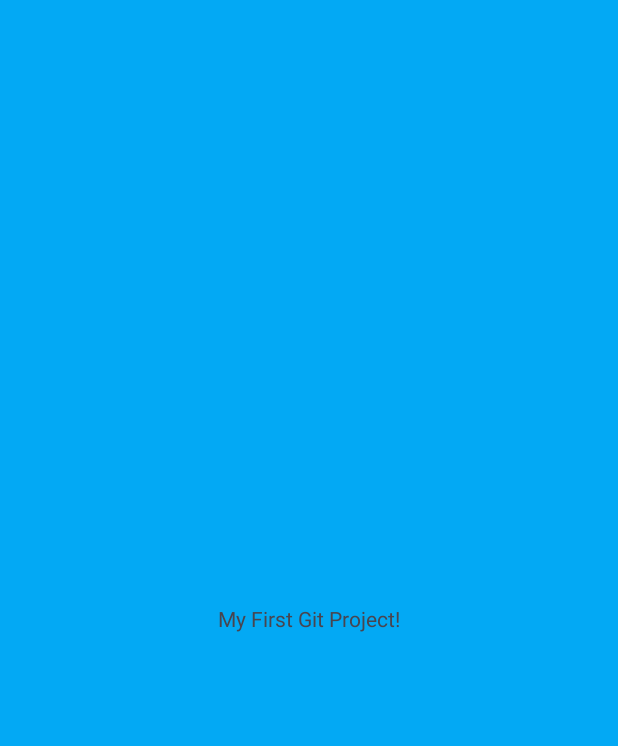
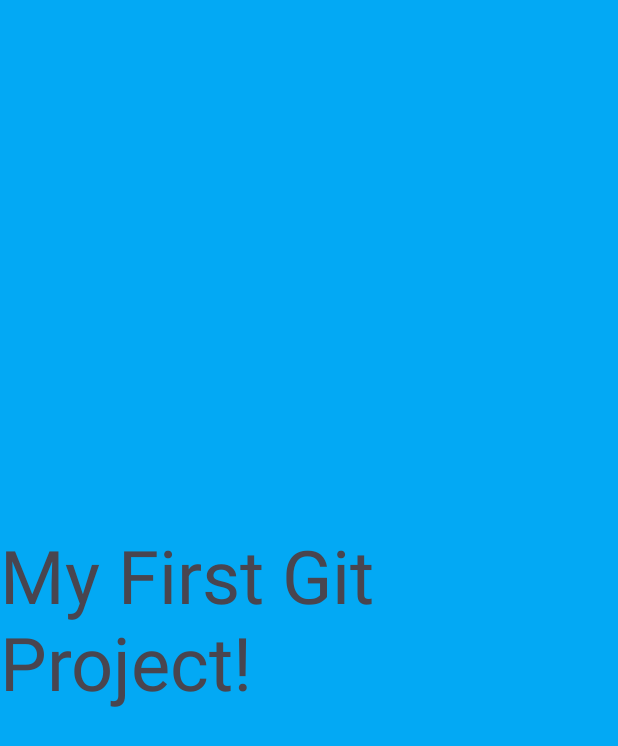
Before and after one commit to sonorousname/MyFirstGitProject, an Android app: the screen it shows after launch (MainActivity), on a phone screen of 412 x 824 dp. Before the commit the part shown is almost empty. Shown: the top 746 px of the screen. Run offline under Robolectric (Android 15) with nearby library versions, the phone set to English and light mode, and no system bars.

```diff
--- a/app/src/main/res/layout/activity_main.xml
+++ b/app/src/main/res/layout/activity_main.xml
@@ -12,6 +12,7 @@
         android:layout_width="wrap_content"
         android:layout_height="wrap_content"
         android:text="@string/my_first_git_project"
+        android:textSize="49sp"
         app:layout_constraintBottom_toBottomOf="parent"
         app:layout_constraintEnd_toEndOf="parent"
         app:layout_constraintStart_toStartOf="parent"
```
